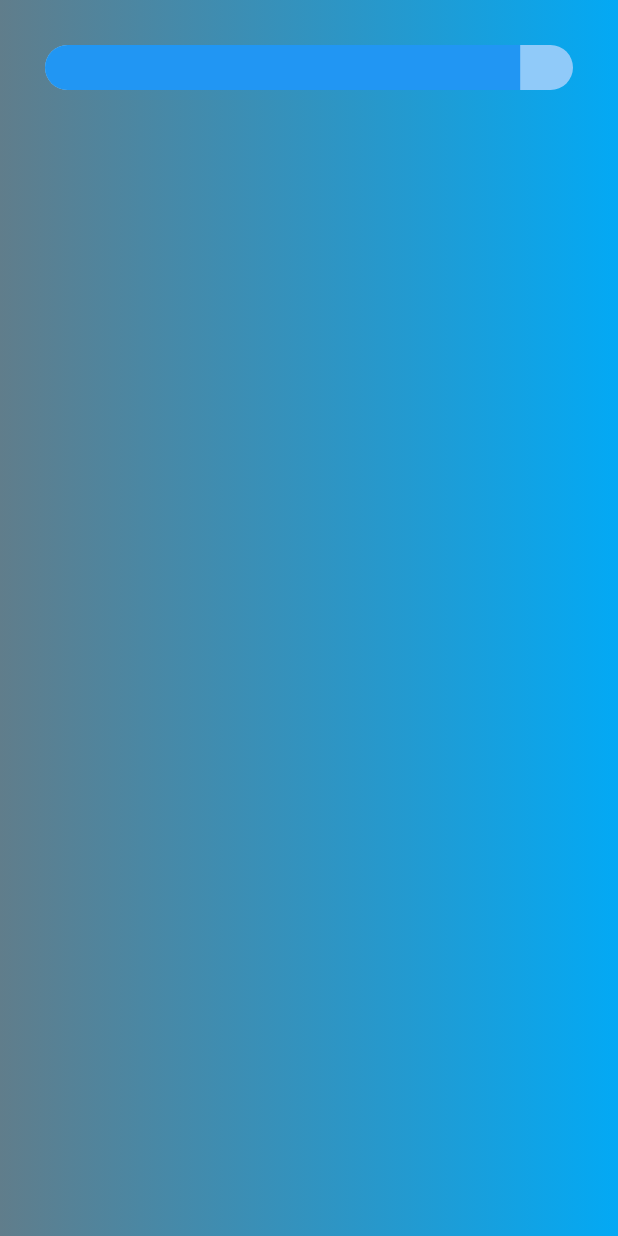
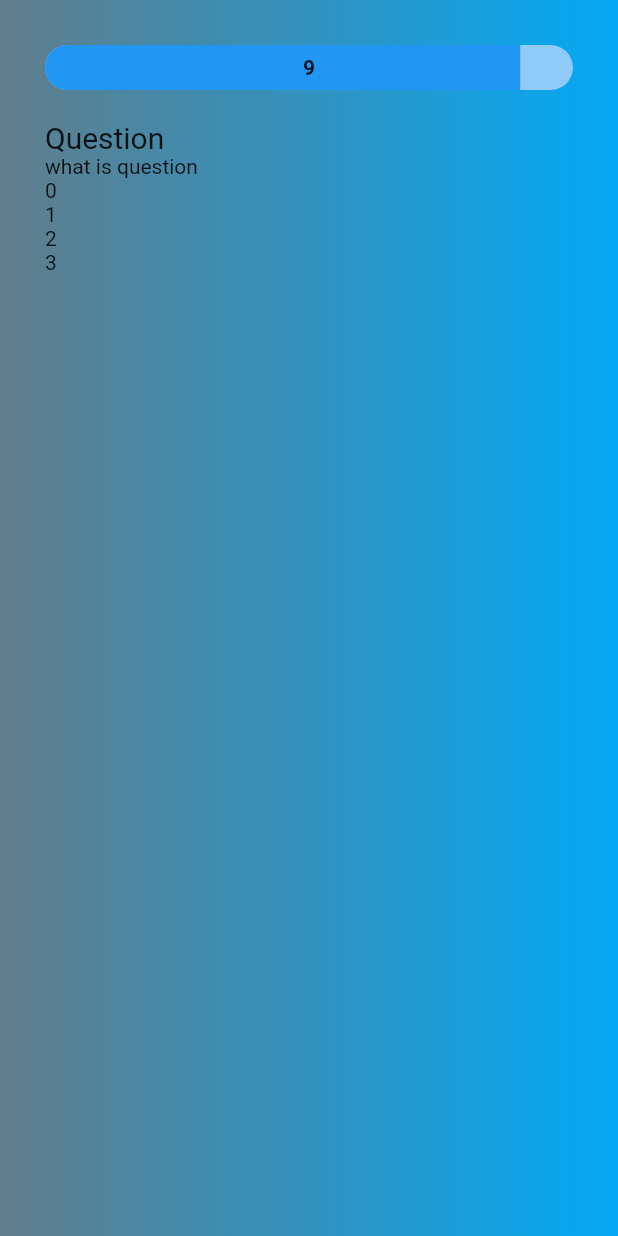
Before and after one commit to Dhiraj1424/Quiz_app, a Flutter app: the screen it shows after launch, after a tap on "Start", on a phone screen of 412 x 824 dp. Run offline on Flutter 3.47's test engine with Material 2 defaults, Android fonts, the phone set to English and light mode, and no system bars.

Commit message:
displaying questions

```diff
--- a/lib/Pages/homepage.dart
+++ b/lib/Pages/homepage.dart
@@ -1,6 +1,7 @@
 import 'package:flutter/material.dart';
 import 'package:quiz_app/Pages/quiz_page.dart';
 import 'package:quiz_app/components/gradient_box.dart';
+import 'package:quiz_app/models/question.dart';
 class HomePage extends StatelessWidget {
   const HomePage({ Key? key }) : super(key: key);
 
@@ -13,12 +14,14 @@ class HomePage extends StatelessWidget {
             mainAxisAlignment: MainAxisAlignment.center,
             children: [
 
-              Text('Quiz',),
+              const Text('Quiz',),
               const SizedBox(
                 height: 20,
               ),
               ElevatedButton(onPressed: (){
-                Navigator.of(context).push(MaterialPageRoute(builder: (_)=>QuizPage()));
+                Navigator.of(context).push(MaterialPageRoute(builder: (_)=>QuizPage(totalTime:10,
+                question:questions,
+                )));
               }, child: const Text('Start'))
             ],
           ),
--- a/lib/Pages/quiz_page.dart
+++ b/lib/Pages/quiz_page.dart
@@ -2,9 +2,12 @@ import 'dart:async';
 
 import 'package:flutter/material.dart';
 import 'package:quiz_app/components/gradient_box.dart';
+import 'package:quiz_app/models/question.dart';
 
 class QuizPage extends StatefulWidget {
-  const QuizPage({ Key? key }) : super(key: key);
+  const QuizPage({ Key? key,required this.totalTime,required this.question }) : super(key: key);
+  final int totalTime;
+  final List<Question> question;
 
   @override
   State<QuizPage> createState() => _QuizPageState();
@@ -13,12 +16,14 @@ class QuizPage extends StatefulWidget {
 class _QuizPageState extends State<QuizPage> {
   late int _currentTime;
   late Timer _timer;
+  int _currentindex=0;
 
   @override
   void initState() {
-    _currentTime=10;
+
+    _currentTime=widget.totalTime;
     super.initState();
-    _timer=Timer.periodic(Duration(seconds: 1), (timer) {
+    _timer=Timer.periodic(const Duration(seconds: 1), (timer) {
 
     setState(() {
        print(_currentTime);
@@ -42,17 +47,42 @@ class _QuizPageState extends State<QuizPage> {
     return Scaffold(
       body: GradientBox(child:Container(
         child: Padding(
-           padding: EdgeInsets.all(30),
+           padding: const EdgeInsets.all(30),
           child: Column(
+            crossAxisAlignment: CrossAxisAlignment.start,
             children: [
               SizedBox(
                 height: 30,
                 child: ClipRRect(
-                  borderRadius: BorderRadius.all(Radius.circular(20)),
-                  child: LinearProgressIndicator(
-                    value: _currentTime/10,
+                  borderRadius:const  BorderRadius.all(Radius.circular(20)),
+                  child: Stack(
+                    fit: StackFit.expand,
+                    children: [
+                      LinearProgressIndicator(
+                      value: _currentTime/widget.totalTime,
+
+                    ),
+                    Center(child: Text(_currentTime.toString(),
+                    style: const TextStyle(fontWeight: FontWeight.bold),
+                    ))
+                    ],
                   ),
+
                 ),
+              ),
+              const SizedBox(
+                height: 20,
+              ),
+              const Text('Question',style: TextStyle(fontSize: 20),),
+              Text(widget.question[_currentindex].question),
+              Expanded(
+                child: ListView.builder(
+                  itemCount: widget.question[_currentindex].answers.length,
+                  itemBuilder: (context, indext){
+                    return Text(indext.toString());
+                  }
+
+                  ),
               )
             ],
           ),
--- /dev/null
+++ b/lib/models/question.dart
@@ -0,0 +1,94 @@
+import 'dart:convert';
+
+import 'package:flutter/foundation.dart';
+
+// ignore_for_file: public_member_api_docs, sort_constructors_first
+
+
+
+class Question {
+  final String id;
+  final String question;
+  final List<String> answers;
+  final String correctAnswer;
+  Question({
+    required this.id,
+    required this.question,
+    required this.answers,
+    required this.correctAnswer,
+  });
+
+  Question copyWith({
+    String? id,
+    String? question,
+    List<String>? answers,
+    String? correctAnswer,
+  }) {
+    return Question(
+      id: id ?? this.id,
+      question: question ?? this.question,
+      answers: answers ?? this.answers,
+      correctAnswer: correctAnswer ?? this.correctAnswer,
+    );
+  }
+
+  Map<String, dynamic> toMap() {
+    final result = <String, dynamic>{};
+
+    result.addAll({'id': id});
+    result.addAll({'question': question});
+    result.addAll({'answers': answers});
+    result.addAll({'correctAnswer': correctAnswer});
+
+    return result;
+  }
+
+  factory Question.fromMap(Map<String, dynamic> map) {
+    return Question(
+      id: map['id'] ?? '',
+      question: map['question'] ?? '',
+      answers: List<String>.from(map['answers']),
+      correctAnswer: map['correctAnswer'] ?? '',
+    );
+  }
+
+  String toJson() => json.encode(toMap());
+
+  factory Question.fromJson(String source) => Question.fromMap(json.decode(source));
+
+  @override
+  String toString() {
+    return 'Question(id: $id, question: $question, answers: $answers, correctAnswer: $correctAnswer)';
+  }
+
+  @override
+  bool operator ==(Object other) {
+    if (identical(this, other)) return true;
+
+    return other is Question &&
+      other.id == id &&
+      other.question == question &&
+      listEquals(other.answers, answers) &&
+      other.correctAnswer == correctAnswer;
+  }
+
+  @override
+  int get hashCode {
+    return id.hashCode ^
+      question.hashCode ^
+      answers.hashCode ^
+      correctAnswer.hashCode;
+  }
+}
+
+List<Question>questions=[
+  Question(id: '1', question: 'what is question', answers: [
+    '1','2','3','4'
+  ], correctAnswer: '2'),
+  Question(id: '2', question: 'what 2 is question', answers: [
+    '1','2','3','4'
+  ], correctAnswer: '1'),
+   Question(id: '2', question: 'what 3rd question', answers: [
+    '1','2','3','4'
+  ], correctAnswer: '4'),
+];
```
